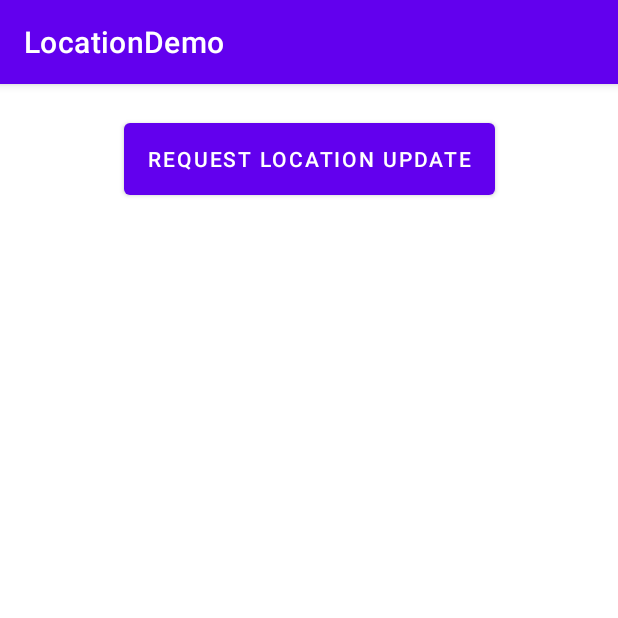
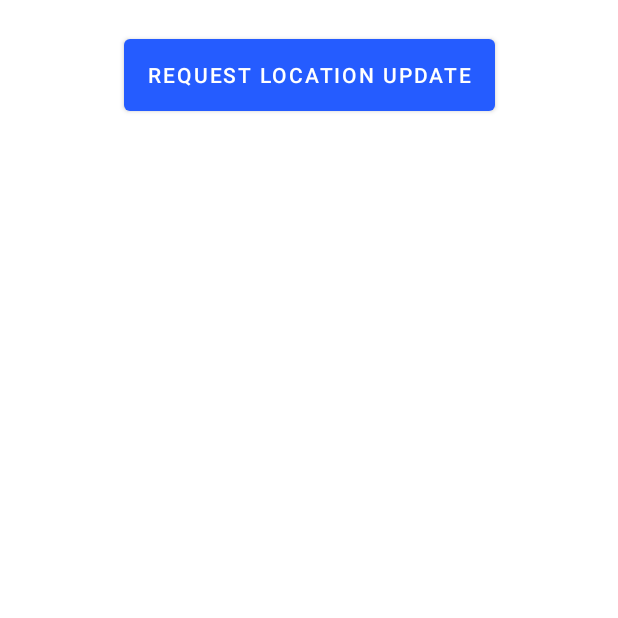
Before and after one commit to nhatpv-1627/LocationDemo, an Android app: the screen it shows after launch (MainActivity), on a phone screen of 412 x 824 dp, the top half of it. Run offline under Robolectric (Android 15) with nearby library versions, the phone set to English and light mode, and no system bars; 1 statement that could not run was skipped.

```diff
--- /dev/null
+++ b/app/src/main/java/com/vannhat/locationdemo/GeofenceData.kt
@@ -0,0 +1,5 @@
+package com.vannhat.locationdemo
+
+import android.location.Location
+
+data class GeofenceData(val id: Int, val name: String, val location: Location)
--- a/app/src/main/java/com/vannhat/locationdemo/Util.kt
+++ b/app/src/main/java/com/vannhat/locationdemo/Util.kt
@@ -8,6 +8,7 @@ import java.util.*
 const val PERMISSION_REQUEST_CODE = 66
 const val UPDATE_LOCATION_BROADCAST = "UPDATE_LOCATION_BROADCAST"
 const val EXTRA_LOCATION = "55"
+const val GEOFENCING_RADIUS_IN_METTER = 100
 
 fun getLocationText(location: Location?): String =
     location?.let { return "Coordinates(${location.latitude},${location.longitude})" }
@@ -18,3 +19,47 @@ fun getUpdatedTime(context: Context) = context.getString(
         Date()
     )
 )
+
+fun getSampleGeofencesData() = listOf(
+    GeofenceData(1, "Cau Phu Loc",
+        Location("").apply {
+            latitude = 16.07584903025737
+            longitude = 108.17844492250079
+        }),
+    GeofenceData(2, "Hung Gia Tran",
+        Location("").apply {
+            latitude = 16.078877199318306
+            longitude = 108.17130636940668
+        }),
+    GeofenceData(3, "Petrolimex 27",
+        Location("").apply {
+            latitude = 16.087776975305175
+            longitude = 108.15422459587711
+        }),
+    GeofenceData(4, "cau Thuan Phuoc",
+        Location("").apply {
+            latitude = 16.09594900284843
+            longitude = 108.22215575083074
+        }),GeofenceData(4, "Nearby",
+        Location("").apply {
+            latitude = 16.095694384638893
+            longitude = 108.22206833048557
+        })
+)
+
+fun classifyGeofences(
+    geofences: List<GeofenceData>,
+    currentLocation: Location?
+): Pair<List<GeofenceData>, List<GeofenceData>>? {
+    if (currentLocation == null) return null
+    val enteredList = mutableListOf<GeofenceData>()
+    val exitList = mutableListOf<GeofenceData>()
+    geofences.forEach {
+        if (currentLocation.distanceTo(it.location) <= GEOFENCING_RADIUS_IN_METTER)
+            enteredList.add(it)
+        else
+            exitList.add(it)
+    }
+
+    return Pair(enteredList, exitList)
+}
--- a/app/src/main/res/layout/item_location.xml
+++ b/app/src/main/res/layout/item_location.xml
@@ -12,7 +12,7 @@
         android:layout_height="wrap_content"
         android:layout_margin="10dp"
         android:textColor="@color/black"
-        android:textSize="22sp"
+        android:textSize="13sp"
         tools:text="Hello VN sadf asdf asdf asdfasdasfdasdfasdfasdfasdfasdfasdfasdfasdfasdfasdf" />
 
 </LinearLayout>
--- a/app/src/main/res/values-night/themes.xml
+++ b/app/src/main/res/values-night/themes.xml
@@ -1,13 +1,13 @@
 <resources xmlns:tools="http://schemas.android.com/tools">
     <!-- Base application theme. -->
-    <style name="Theme.LocationDemo" parent="Theme.MaterialComponents.DayNight.DarkActionBar">
+    <style name="Theme.LocationDemo" parent="Theme.MaterialComponents.Light.NoActionBar">
         <!-- Primary brand color. -->
-        <item name="colorPrimary">@color/purple_200</item>
-        <item name="colorPrimaryVariant">@color/purple_700</item>
-        <item name="colorOnPrimary">@color/black</item>
+        <item name="colorPrimary">@color/blue</item>
+        <item name="colorPrimaryVariant">@color/blue</item>
+        <item name="colorOnPrimary">@color/white</item>
         <!-- Secondary brand color. -->
         <item name="colorSecondary">@color/teal_200</item>
-        <item name="colorSecondaryVariant">@color/teal_200</item>
+        <item name="colorSecondaryVariant">@color/teal_700</item>
         <item name="colorOnSecondary">@color/black</item>
         <!-- Status bar color. -->
         <item name="android:statusBarColor" tools:targetApi="l">?attr/colorPrimaryVariant</item>
--- a/app/src/main/res/values/colors.xml
+++ b/app/src/main/res/values/colors.xml
@@ -7,4 +7,5 @@
     <color name="teal_700">#FF018786</color>
     <color name="black">#FF000000</color>
     <color name="white">#FFFFFFFF</color>
+    <color name="blue">#255CFF</color>
 </resources>
--- a/app/src/main/res/values/themes.xml
+++ b/app/src/main/res/values/themes.xml
@@ -1,9 +1,9 @@
 <resources xmlns:tools="http://schemas.android.com/tools">
     <!-- Base application theme. -->
-    <style name="Theme.LocationDemo" parent="Theme.MaterialComponents.DayNight.DarkActionBar">
+    <style name="Theme.LocationDemo" parent="Theme.MaterialComponents.Light.NoActionBar">
         <!-- Primary brand color. -->
-        <item name="colorPrimary">@color/purple_500</item>
-        <item name="colorPrimaryVariant">@color/purple_700</item>
+        <item name="colorPrimary">@color/blue</item>
+        <item name="colorPrimaryVariant">@color/blue</item>
         <item name="colorOnPrimary">@color/white</item>
         <!-- Secondary brand color. -->
         <item name="colorSecondary">@color/teal_200</item>
```
Also changed, not shown: app/src/main/java/com/vannhat/locationdemo/MainActivity.kt (+9 -11 lines).
